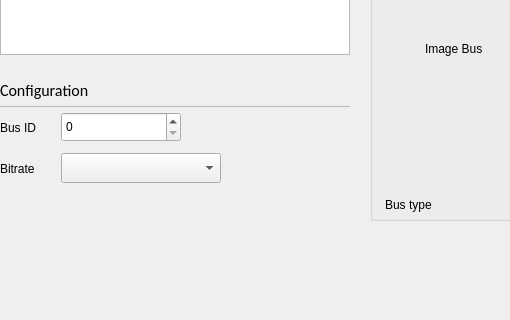
First picture: the form in opensyde_tool/src/system_definition/bus_edit/C_SdBueBusEditPropertiesWidget.ui, repository openSYDE/openSYDE, before the edit; both pictures show x 0 to 510 and y 149 to 469 of the 700 by 811 pixel window.
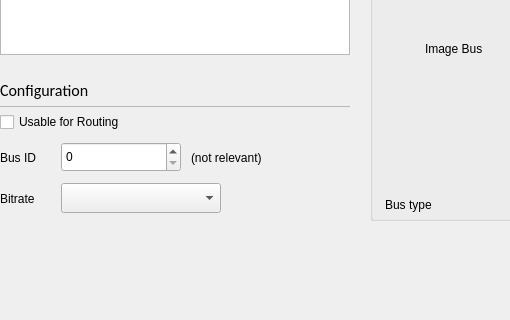
Second picture: the form after the edit. Custom widgets are drawn as their Qt base class.

The edit to the form file:
```diff
--- a/opensyde_tool/src/system_definition/bus_edit/C_SdBueBusEditPropertiesWidget.ui
+++ b/opensyde_tool/src/system_definition/bus_edit/C_SdBueBusEditPropertiesWidget.ui
@@ -343,42 +343,20 @@
            <property name="verticalSpacing">
             <number>10</number>
            </property>
-           <item row="0" column="1">
-            <widget class="stw::opensyde_gui_elements::C_OgeSpxNumber" name="pc_SpinBoxBusId">
-             <property name="minimumSize">
-              <size>
-               <width>120</width>
-               <height>30</height>
-              </size>
-             </property>
+           <item row="0" column="0" colspan="3">
+            <widget class="stw::opensyde_gui_elements::C_OgeChxPropertiesSmall" name="pc_CheckBoxUsableForRouting">
              <property name="maximumSize">
               <size>
-               <width>120</width>
-               <height>30</height>
+               <width>200</width>
+               <height>16777215</height>
               </size>
              </property>
+             <property name="text">
+              <string>Usable for Routing</string>
+             </property>
             </widget>
            </item>
            <item row="1" column="0">
-            <widget class="stw::opensyde_gui_elements::C_OgeLabGroupItem" name="pc_LabelBitRate">
-             <property name="minimumSize">
-              <size>
-               <width>0</width>
-               <height>31</height>
-              </size>
-             </property>
-             <property name="maximumSize">
-              <size>
-               <width>16777215</width>
-               <height>31</height>
-              </size>
-             </property>
-             <property name="text">
-              <string>Bitrate</string>
-             </property>
-            </widget>
-           </item>
-           <item row="0" column="0">
             <widget class="stw::opensyde_gui_elements::C_OgeLabGroupItem" name="pc_LabelBusId">
              <property name="minimumSize">
               <size>
@@ -397,7 +375,26 @@
              </property>
             </widget>
            </item>
-           <item row="1" column="1">
+           <item row="2" column="0">
+            <widget class="stw::opensyde_gui_elements::C_OgeLabGroupItem" name="pc_LabelBitRate">
+             <property name="minimumSize">
+              <size>
+               <width>0</width>
+               <height>31</height>
+              </size>
+             </property>
+             <property name="maximumSize">
+              <size>
+               <width>16777215</width>
+               <height>31</height>
+              </size>
+             </property>
+             <property name="text">
+              <string>Bitrate</string>
+             </property>
+            </widget>
+           </item>
+           <item row="2" column="1">
             <widget class="stw::opensyde_gui_elements::C_OgeCbxText" name="pc_ComboBoxBitRate">
              <property name="minimumSize">
               <size>
@@ -413,7 +410,53 @@
              </property>
             </widget>
            </item>
-           <item row="0" column="2">
+           <item row="1" column="1">
+            <layout class="QHBoxLayout" name="pc_HorizontalLayoutBusId" stretch="0,0,1">
+             <property name="spacing">
+              <number>10</number>
+             </property>
+             <item>
+              <widget class="stw::opensyde_gui_elements::C_OgeSpxNumber" name="pc_SpinBoxBusId">
+               <property name="minimumSize">
+                <size>
+                 <width>120</width>
+                 <height>30</height>
+                </size>
+               </property>
+               <property name="maximumSize">
+                <size>
+                 <width>120</width>
+                 <height>30</height>
+                </size>
+               </property>
+              </widget>
+             </item>
+             <item>
+              <widget class="stw::opensyde_gui_elements::C_OgeLabGroupItem" name="pc_LabelNotRelevant">
+               <property name="text">
+                <string>(not relevant)</string>
+               </property>
+              </widget>
+             </item>
+             <item>
+              <spacer name="horizontalSpacer_7">
+               <property name="orientation">
+                <enum>Qt::Horizontal</enum>
+               </property>
+               <property name="sizeType">
+                <enum>QSizePolicy::Expanding</enum>
+               </property>
+               <property name="sizeHint" stdset="0">
+                <size>
+                 <width>20</width>
+                 <height>20</height>
+                </size>
+               </property>
+              </spacer>
+             </item>
+            </layout>
+           </item>
+           <item row="1" column="2">
             <spacer name="horizontalSpacer_19">
              <property name="orientation">
               <enum>Qt::Horizontal</enum>
@@ -463,6 +506,8 @@
         </spacer>
        </item>
        <item>
+        <layout class="QVBoxLayout" name="verticalLayout_3">
+         <item>
         <widget class="stw::opensyde_gui_elements::C_OgeGbxGrayed" name="groupBox">
          <property name="minimumSize">
           <size>
@@ -577,6 +622,21 @@
          </layout>
         </widget>
        </item>
+         <item>
+          <spacer name="verticalSpacer_4">
+           <property name="orientation">
+            <enum>Qt::Vertical</enum>
+           </property>
+           <property name="sizeHint" stdset="0">
+            <size>
+             <width>20</width>
+             <height>40</height>
+            </size>
+           </property>
+          </spacer>
+         </item>
+        </layout>
+       </item>
       </layout>
      </item>
     </layout>
@@ -600,32 +660,37 @@
   </layout>
  </widget>
  <customwidgets>
+  <customwidget>
+   <class>stw::opensyde_gui_elements::C_OgeLabHeadingGroupBold</class>
+   <extends>QLabel</extends>
+   <header>C_OgeLabHeadingGroupBold.hpp</header>
+  </customwidget>
   <customwidget>
    <class>stw::opensyde_gui_elements::C_OgeFraSeparator</class>
    <extends>QFrame</extends>
    <header>C_OgeFraSeparator.hpp</header>
    <container>1</container>
   </customwidget>
-  <customwidget>
-   <class>stw::opensyde_gui_elements::C_OgeTedPropertiesComment</class>
-   <extends>QTextEdit</extends>
-   <header>C_OgeTedPropertiesComment.hpp</header>
-  </customwidget>
   <customwidget>
    <class>stw::opensyde_gui_elements::C_OgeLabGroupItem</class>
    <extends>QLabel</extends>
    <header>C_OgeLabGroupItem.hpp</header>
   </customwidget>
   <customwidget>
-   <class>stw::opensyde_gui_elements::C_OgeLabHeadingGroupBold</class>
-   <extends>QLabel</extends>
-   <header>C_OgeLabHeadingGroupBold.hpp</header>
+   <class>stw::opensyde_gui_elements::C_OgeSpxNumber</class>
+   <extends>QSpinBox</extends>
+   <header>C_OgeSpxNumber.hpp</header>
   </customwidget>
   <customwidget>
    <class>stw::opensyde_gui_elements::C_OgeCbxText</class>
    <extends>QComboBox</extends>
    <header>C_OgeCbxText.hpp</header>
   </customwidget>
+  <customwidget>
+   <class>stw::opensyde_gui_elements::C_OgeTedPropertiesComment</class>
+   <extends>QTextEdit</extends>
+   <header>C_OgeTedPropertiesComment.hpp</header>
+  </customwidget>
   <customwidget>
    <class>stw::opensyde_gui_elements::C_OgeGbxGrayed</class>
    <extends>QGroupBox</extends>
@@ -637,16 +702,16 @@
    <extends>QLineEdit</extends>
    <header>C_OgeLePropertiesName.hpp</header>
   </customwidget>
+  <customwidget>
+   <class>stw::opensyde_gui_elements::C_OgeChxPropertiesSmall</class>
+   <extends>QCheckBox</extends>
+   <header>C_OgeChxPropertiesSmall.hpp</header>
+  </customwidget>
   <customwidget>
    <class>stw::opensyde_gui_elements::C_OgeLabSvgOnly</class>
    <extends>QLabel</extends>
    <header>C_OgeLabSvgOnly.hpp</header>
   </customwidget>
-  <customwidget>
-   <class>stw::opensyde_gui_elements::C_OgeSpxNumber</class>
-   <extends>QSpinBox</extends>
-   <header>C_OgeSpxNumber.hpp</header>
-  </customwidget>
   <customwidget>
    <class>stw::opensyde_gui_elements::C_OgeLabBusType</class>
    <extends>QLabel</extends>
```
Lines whose indentation alone changed are shown as unchanged.
